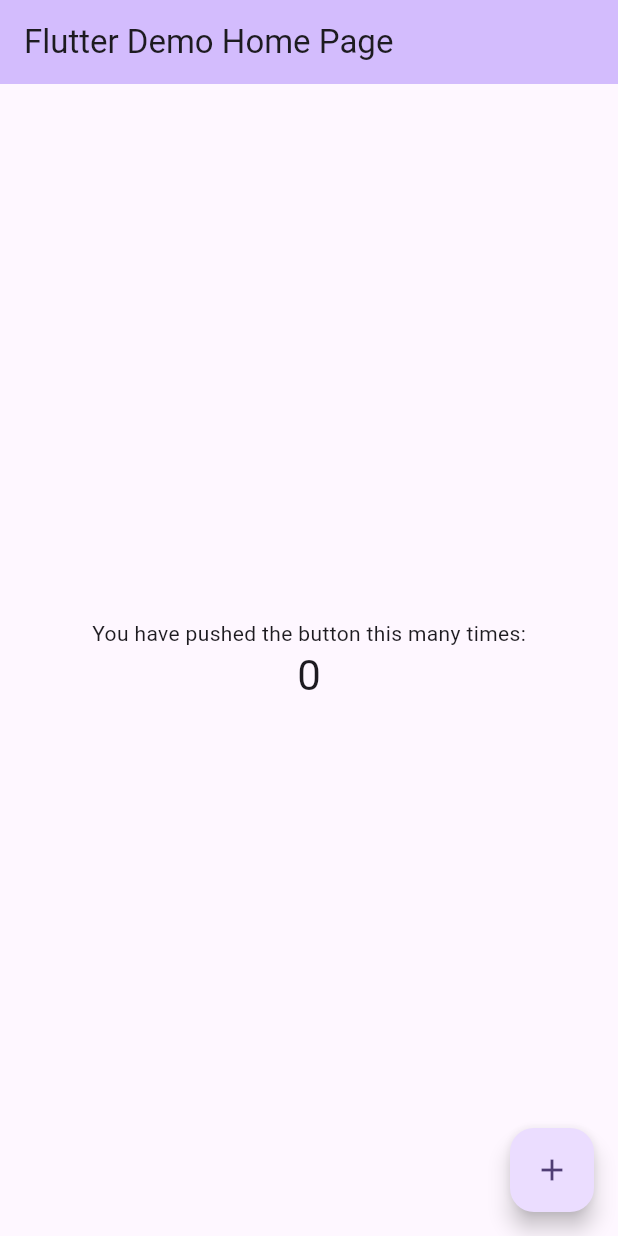
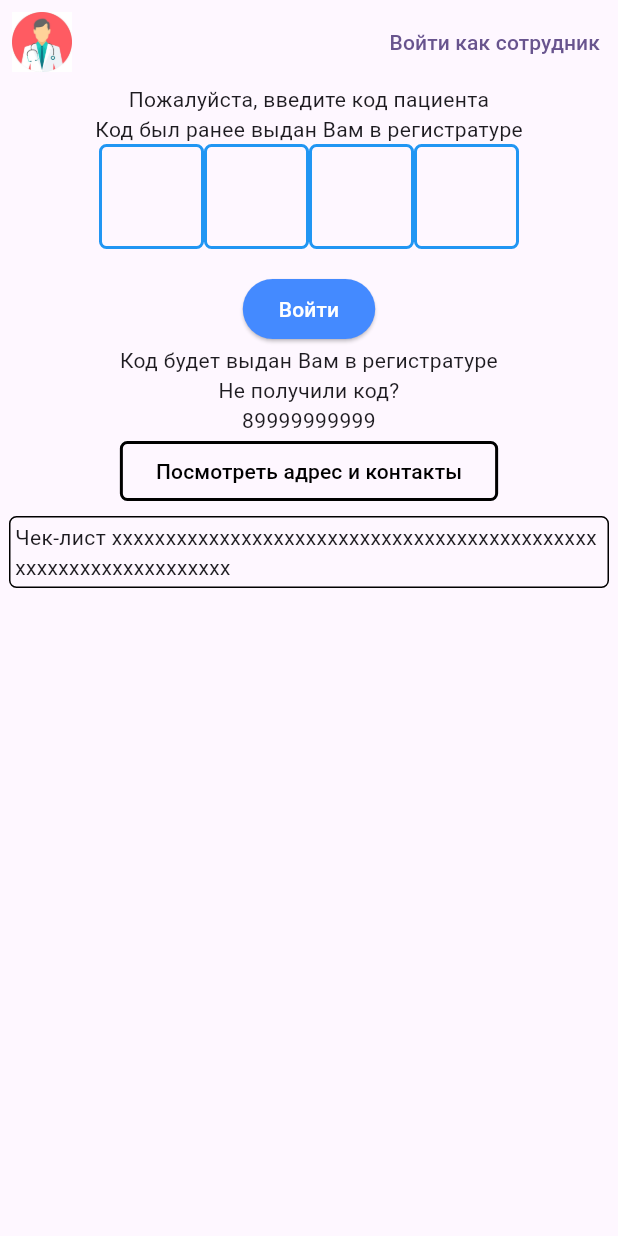
Before and after one commit to KuznetsovaDO/gkb12_app, a Flutter app: the screen it shows after launch, on a phone screen of 412 x 824 dp. Run offline on Flutter 3.47's test engine with Material 3 defaults, Android fonts, the phone set to English and light mode, and no system bars; drawn by our look-alikes of pin_code_fields.

Commit message:
добавлен костыль первого экрана авторизации

```diff
--- a/lib/main.dart
+++ b/lib/main.dart
@@ -1,4 +1,6 @@
 import 'package:flutter/material.dart';
+import 'package:gkb12_app/ui/pages/auth_page.dart';
+import 'package:pin_code_fields/pin_code_fields.dart';
 
 void main() {
   runApp(const MyApp());
@@ -13,113 +15,10 @@
     return MaterialApp(
       title: 'Flutter Demo',
       theme: ThemeData(
-        // This is the theme of your application.
-        //
-        // TRY THIS: Try running your application with "flutter run". You'll see
-        // the application has a purple toolbar. Then, without quitting the app,
-        // try changing the seedColor in the colorScheme below to Colors.green
-        // and then invoke "hot reload" (save your changes or press the "hot
-        // reload" button in a Flutter-supported IDE, or press "r" if you used
-        // the command line to start the app).
-        //
-        // Notice that the counter didn't reset back to zero; the application
-        // state is not lost during the reload. To reset the state, use hot
-        // restart instead.
-        //
-        // This works for code too, not just values: Most code changes can be
-        // tested with just a hot reload.
         colorScheme: ColorScheme.fromSeed(seedColor: Colors.deepPurple),
         useMaterial3: true,
       ),
-      home: const MyHomePage(title: 'Flutter Demo Home Page'),
+      home: const AuthPage(title: 'Flutter Demo Home Page'),
     );
   }
 }
-
-class MyHomePage extends StatefulWidget {
-  const MyHomePage({super.key, required this.title});
-
-  // This widget is the home page of your application. It is stateful, meaning
-  // that it has a State object (defined below) that contains fields that affect
-  // how it looks.
-
-  // This class is the configuration for the state. It holds the values (in this
-  // case the title) provided by the parent (in this case the App widget) and
-  // used by the build method of the State. Fields in a Widget subclass are
-  // always marked "final".
-
-  final String title;
-
-  @override
-  State<MyHomePage> createState() => _MyHomePageState();
-}
-
-class _MyHomePageState extends State<MyHomePage> {
-  int _counter = 0;
-
-  void _incrementCounter() {
-    setState(() {
-      // This call to setState tells the Flutter framework that something has
-      // changed in this State, which causes it to rerun the build method below
-      // so that the display can reflect the updated values. If we changed
-      // _counter without calling setState(), then the build method would not be
-      // called again, and so nothing would appear to happen.
-      _counter++;
-    });
-  }
-
-  @override
-  Widget build(BuildContext context) {
-    // This method is rerun every time setState is called, for instance as done
-    // by the _incrementCounter method above.
-    //
-    // The Flutter framework has been optimized to make rerunning build methods
-    // fast, so that you can just rebuild anything that needs updating rather
-    // than having to individually change instances of widgets.
-    return Scaffold(
-      appBar: AppBar(
-        // TRY THIS: Try changing the color here to a specific color (to
-        // Colors.amber, perhaps?) and trigger a hot reload to see the AppBar
-        // change color while the other colors stay the same.
-        backgroundColor: Theme.of(context).colorScheme.inversePrimary,
-        // Here we take the value from the MyHomePage object that was created by
-        // the App.build method, and use it to set our appbar title.
-        title: Text(widget.title),
-      ),
-      body: Center(
-        // Center is a layout widget. It takes a single child and positions it
-        // in the middle of the parent.
-        child: Column(
-          // Column is also a layout widget. It takes a list of children and
-          // arranges them vertically. By default, it sizes itself to fit its
-          // children horizontally, and tries to be as tall as its parent.
-          //
-          // Column has various properties to control how it sizes itself and
-          // how it positions its children. Here we use mainAxisAlignment to
-          // center the children vertically; the main axis here is the vertical
-          // axis because Columns are vertical (the cross axis would be
-          // horizontal).
-          //
-          // TRY THIS: Invoke "debug painting" (choose the "Toggle Debug Paint"
-          // action in the IDE, or press "p" in the console), to see the
-          // wireframe for each widget.
-          mainAxisAlignment: MainAxisAlignment.center,
-          children: <Widget>[
-            const Text(
-              'You have pushed the button this many times:',
-            ),
-            Text(
-              '$_counter',
-              style: Theme.of(context).textTheme.headlineMedium,
-            ),
-          ],
-        ),
-      ),
-      floatingActionButton: FloatingActionButton(
-        onPressed: _incrementCounter,
-        tooltip: 'Increment',
-        child: const Icon(Icons.add),
-      ), // This trailing comma makes auto-formatting nicer for build methods.
-    );
-  }
-}
--- /dev/null
+++ b/lib/ui/pages/auth_page.dart
@@ -0,0 +1,103 @@
+import 'package:flutter/material.dart';
+import 'package:pin_code_fields/pin_code_fields.dart';
+
+class AuthPage extends StatefulWidget {
+  const AuthPage({super.key, required this.title});
+
+  final String title;
+
+  @override
+  State<AuthPage> createState() => _MyHomePageState();
+}
+
+class _MyHomePageState extends State<AuthPage> {
+  int _counter = 0;
+
+  void _incrementCounter() {
+    setState(() {
+      _counter++;
+    });
+  }
+
+  @override
+  Widget build(BuildContext context) {
+    return Scaffold(
+      appBar: AppBar(
+        leading: Padding(
+          padding: const EdgeInsets.all(8.0),
+          child: Image.asset(
+            "assets/icons/logo.jpg",
+          ),
+        ),
+        actions: <Widget>[
+          TextButton(
+            onPressed: () {},
+            child: Text('Войти как сотрудник'),
+          ),
+        ],
+      ),
+      body: Center(
+          child: Container(
+        child: Column(
+          mainAxisAlignment: MainAxisAlignment.start,
+          children: <Widget>[
+            Text(
+              'Пожалуйста, введите код пациента',
+              textAlign: TextAlign.end,
+            ),
+            Text(
+              'Код был ранее выдан Вам в регистратуре',
+            ),
+            PinCodeTextField(
+              mainAxisAlignment: MainAxisAlignment.center,
+              appContext: context,
+              length: 4,
+              obscureText: false,
+              animationType: AnimationType.fade,
+              pinTheme: PinTheme(
+                shape: PinCodeFieldShape.box,
+                borderRadius: BorderRadius.circular(5),
+                fieldHeight: 70,
+                fieldWidth: 70,
+                activeFillColor: Colors.black,
+                inactiveColor: Colors.blue,
+              ),
+            ),
+            ElevatedButton(
+                onPressed: () {},
+                child: Text('Войти'),
+                style: TextButton.styleFrom(
+                    primary: Colors.white,
+                    onSurface: Colors.red,
+                    backgroundColor: Colors.blueAccent)),
+            Text(
+              'Код будет выдан Вам в регистратуре \nНе получили код?\n89999999999',
+              textAlign: TextAlign.center,
+            ),
+            OutlinedButton(
+                onPressed: () {},
+                child: Text('Посмотреть адрес и контакты'),
+                style: OutlinedButton.styleFrom(
+                    shape: RoundedRectangleBorder(
+                      borderRadius: BorderRadius.circular(5.0),
+                    ),
+                    side: BorderSide(width: 2, color: Colors.black),
+                    foregroundColor: Colors.black)),
+            Container(
+              width: MediaQuery.of(context).size.width,
+              margin: EdgeInsets.all(6.0),
+              padding: const EdgeInsets.all(3.0),
+              decoration: BoxDecoration(
+                  border: Border.all(
+                    color: Colors.black,
+                  ),
+                  borderRadius: BorderRadius.circular(5.0)),
+              child: Text(
+                  'Чек-лист ххххххххххххххххххххххххххххххххххххххххххххххххххххххххххххххххх'),
+            )
+          ],
+        ),
+      )),
+    );
+  }
+}
--- a/pubspec.yaml
+++ b/pubspec.yaml
@@ -35,6 +35,8 @@ dependencies:
   # The following adds the Cupertino Icons font to your application.
   # Use with the CupertinoIcons class for iOS style icons.
   cupertino_icons: ^1.0.2
+  pin_code_fields:
+
 
 dev_dependencies:
   flutter_test:
@@ -59,8 +61,8 @@ flutter:
   uses-material-design: true
 
   # To add assets to your application, add an assets section, like this:
-  # assets:
-  #   - images/a_dot_burr.jpeg
+  assets:
+     - assets/icons/logo.jpg
   #   - images/a_dot_ham.jpeg
 
   # An image asset can refer to one or more resolution-specific "variants", see
```
Also changed, not shown: assets/icons/logo.jpg (added), pubspec.lock, 2 other files.
